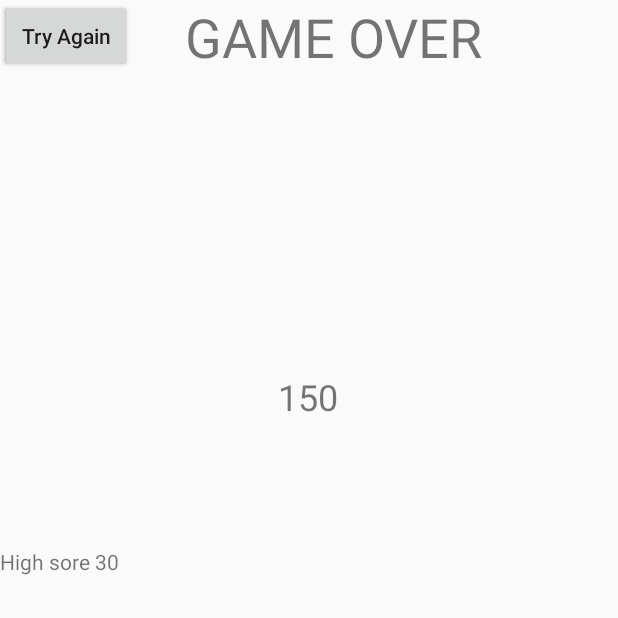
After one commit to linyuqing97/CS441-GameProject, an Android app: the Result screen opened directly, with no data from a screen before it, on a phone screen of 412 x 824 dp, the top half of it. The commit adds this screen. Run offline under Robolectric (Android 15) with nearby library versions, the phone set to English and light mode, and no system bars.

Commit message:
added game terminated,result screen

```diff
--- a/app/src/main/java/com/example/myfungame/Game.java
+++ b/app/src/main/java/com/example/myfungame/Game.java
@@ -2,6 +2,7 @@ package com.example.myfungame;
 
 import androidx.appcompat.app.AppCompatActivity;
 
+import android.content.Intent;
 import android.os.Bundle;
 import android.os.Handler;
 
@@ -20,17 +21,34 @@ public class Game extends AppCompatActivity {
         gameView = new GameView(this);
         setContentView(gameView);
 
-        Timer timer= new Timer();
+        final Timer timer= new Timer();
         timer.schedule(new TimerTask() {
             @Override
             public void run() {
                 handler.post(new Runnable() {
                     @Override
                     public void run() {
-                        gameView.invalidate();
+                        //while (gameView.lifeCount>0){
+
+                        gameView.invalidate();}
+
+
+
+//                    }
+                });
+                synchronized (gameView){
+                    if(gameView.lifeCount==0){
+                        timer.cancel();
+                        Intent startResultIntent = new Intent(getApplicationContext(),Result.class);
+                        //startGameIntent.putExtra("userName",editText.getText().toString());
+                        startActivity(startResultIntent);
+
                     }
-                });
+                }
             }
+
         },0,TimerInterval);
+
+
     }
 }
--- /dev/null
+++ b/app/src/main/java/com/example/myfungame/Result.java
@@ -0,0 +1,23 @@
+package com.example.myfungame;
+
+import androidx.appcompat.app.AppCompatActivity;
+
+import android.os.Bundle;
+import android.widget.Button;
+import android.widget.TextView;
+
+public class Result extends AppCompatActivity {
+
+    @Override
+    protected void onCreate(Bundle savedInstanceState) {
+        super.onCreate(savedInstanceState);
+        setContentView(R.layout.activity_result);
+
+
+        TextView scoreLabel = findViewById(R.id.scoreLabel);
+        TextView highScore = findViewById(R.id.highScore);
+        Button tryAgainButton = findViewById(R.id.tryAgain);
+        Button saveScore = findViewById(R.id.saveButton);
+
+    }
+}
--- /dev/null
+++ b/app/src/main/res/layout/activity_result.xml
@@ -0,0 +1,70 @@
+<?xml version="1.0" encoding="utf-8"?>
+<androidx.constraintlayout.widget.ConstraintLayout xmlns:android="http://schemas.android.com/apk/res/android"
+    xmlns:app="http://schemas.android.com/apk/res-auto"
+    xmlns:tools="http://schemas.android.com/tools"
+    android:layout_width="match_parent"
+    android:layout_height="match_parent"
+    tools:context=".Result">
+
+    <TextView
+        android:id="@+id/gameOver"
+        android:layout_width="wrap_content"
+        android:layout_height="wrap_content"
+        android:layout_marginStart="8dp"
+        android:layout_marginLeft="8dp"
+        android:layout_marginEnd="8dp"
+        android:layout_marginRight="8dp"
+        android:text="Game Over"
+        android:textAllCaps="true"
+        android:textAlignment="center"
+        android:textSize="36sp"
+        app:layout_constraintEnd_toEndOf="parent"
+        app:layout_constraintHorizontal_bias="0.58"
+        app:layout_constraintStart_toStartOf="parent"
+        tools:layout_editor_absoluteY="142dp" />
+
+    <TextView
+        android:id="@+id/scoreLabel"
+        android:layout_width="wrap_content"
+        android:layout_height="wrap_content"
+        android:layout_marginStart="8dp"
+        android:layout_marginLeft="8dp"
+        android:layout_marginTop="248dp"
+        android:layout_marginEnd="8dp"
+        android:layout_marginRight="8dp"
+        android:text="150"
+        android:textSize="24sp"
+        app:layout_constraintEnd_toEndOf="parent"
+        app:layout_constraintHorizontal_bias="0.498"
+        app:layout_constraintStart_toStartOf="parent"
+        app:layout_constraintTop_toTopOf="parent" />
+
+    <TextView
+        android:id="@+id/highScore"
+        android:layout_width="wrap_content"
+        android:layout_height="28dp"
+        android:layout_marginTop="84dp"
+        android:text="High sore 30"
+
+        app:layout_constraintTop_toBottomOf="@+id/scoreLabel"
+        tools:layout_editor_absoluteX="165dp" />
+
+    <Button
+        android:id="@+id/saveButton"
+        android:layout_width="wrap_content"
+        android:layout_height="wrap_content"
+        android:text="Save"
+
+        tools:layout_editor_absoluteX="161dp"
+        tools:layout_editor_absoluteY="455dp" />
+
+    <Button
+        android:id="@+id/tryAgain"
+        android:layout_width="wrap_content"
+        android:layout_height="wrap_content"
+        android:text="Try Again"
+        android:textAllCaps="false"
+
+        tools:layout_editor_absoluteX="161dp"
+        tools:layout_editor_absoluteY="530dp"></Button>
+</androidx.constraintlayout.widget.ConstraintLayout>
```
Also changed, not shown: app/src/main/AndroidManifest.xml (+5 -2 lines), app/src/main/java/com/example/myfungame/GameView.java (+36 -5 lines).
